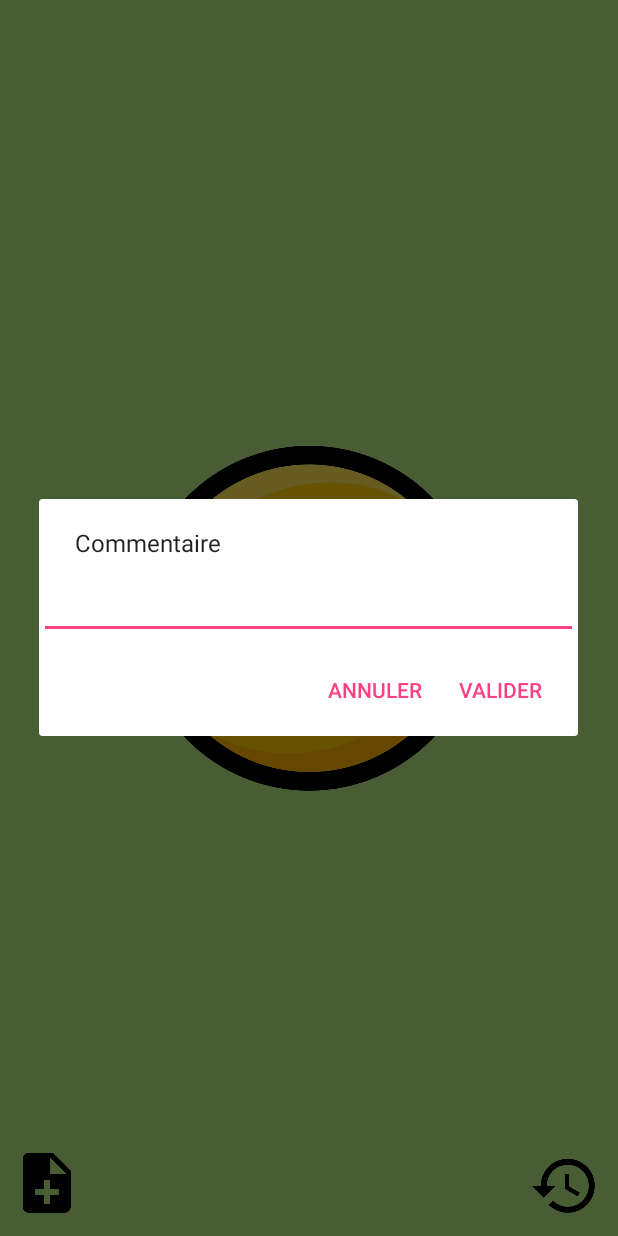
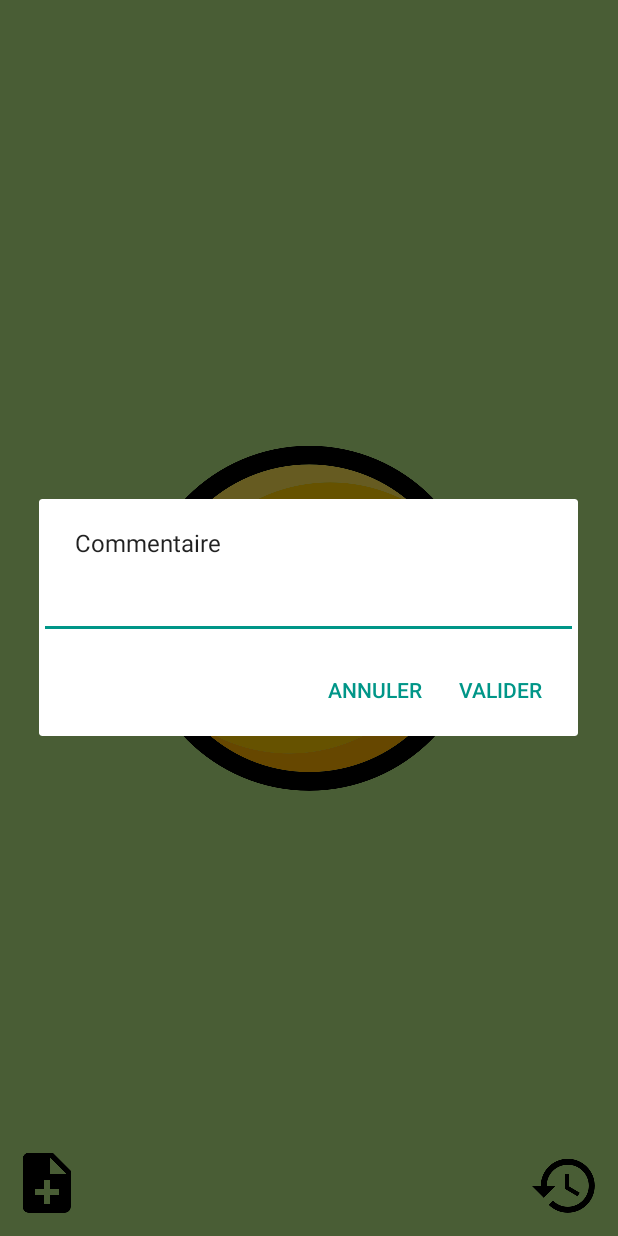
Before and after one commit to Taiviv/MoodTracker, an Android app: the screen it shows after launch (MainActivity), after a tap on an icon or button, on a phone screen of 412 x 824 dp. Run offline under Robolectric (Android 15) with nearby library versions, the phone set to English and light mode, and no system bars.

Commit message:
Change colors.xml and style.xml

```diff
--- a/app/src/main/res/values/colors.xml
+++ b/app/src/main/res/values/colors.xml
@@ -1,13 +1,17 @@
 <?xml version="1.0" encoding="utf-8"?>
 <resources>
-    <color name="colorPrimary">#3F51B5</color>
+    <!--color name="colorPrimary">#3F51B5</color>
     <color name="colorPrimaryDark">#303F9F</color>
     <color name="colorAccent">#FF4081</color>
 
-    <!-- Background colors used for the different moods -->
+    <!- Background colors used for the different moods -->
     <color name="faded_red">#ffde3c50</color>
     <color name="warm_grey">#ff9b9b9b</color>
     <color name="cornflower_blue_65">#a5468ad9</color>
     <color name="light_sage">#ffb8e986</color>
     <color name="banana_yellow">#fff9ec4f</color>
+
+    <color name="white">#FFFFFF</color>
+    <color name="black">#000000</color>
+    <color name="sea_green">#009688</color>
 </resources>
--- a/app/src/main/res/values/styles.xml
+++ b/app/src/main/res/values/styles.xml
@@ -3,9 +3,9 @@
     <!-- Base application theme. -->
     <style name="AppTheme" parent="Theme.AppCompat.Light.NoActionBar">
         <!-- Customize your theme here. -->
-        <item name="colorPrimary">@color/colorPrimary</item>
-        <item name="colorPrimaryDark">@color/colorPrimaryDark</item>
-        <item name="colorAccent">@color/colorAccent</item>
+        <item name="colorPrimary">@color/white</item>
+        <item name="colorPrimaryDark">@color/black</item>
+        <item name="colorAccent">@color/sea_green</item>
     </style>
 
 </resources>
```
